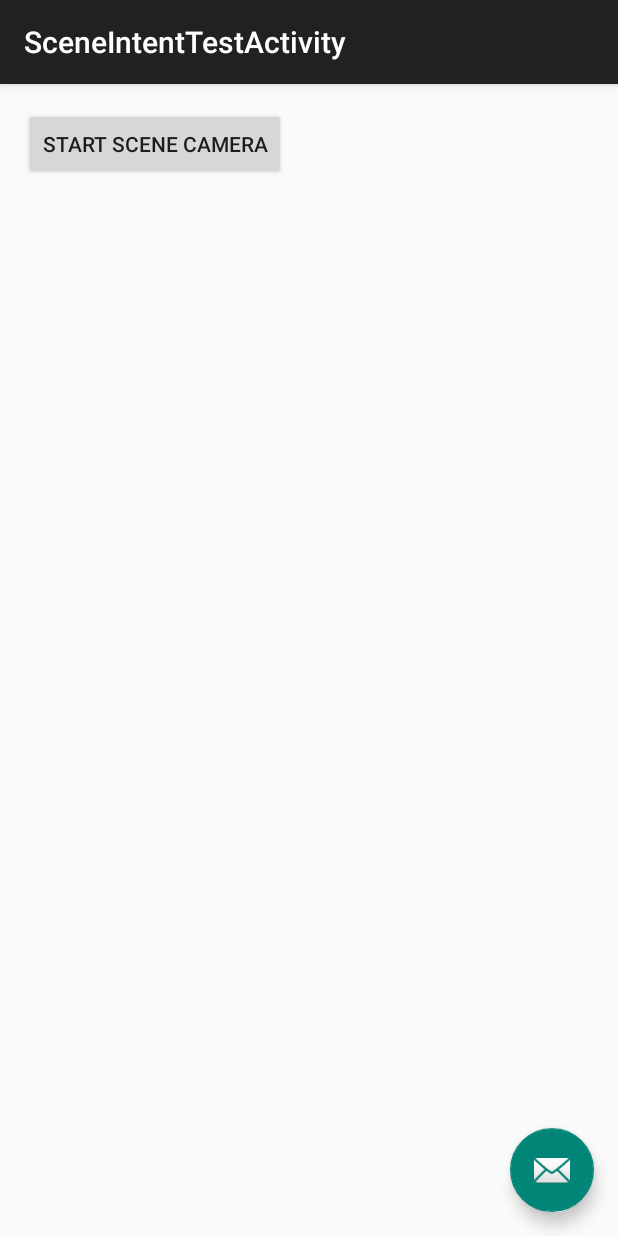
After one commit to pinguo-hexiaogang/Tint, an Android app: the SceneIntentTestActivity screen opened directly, with no data from a screen before it, on a phone screen of 412 x 824 dp. The commit adds this screen. Run offline under Robolectric (Android 15) with nearby library versions, the phone set to English and light mode, and no system bars; our stand-ins replace ButterKnife; libraries missing offline, so code that uses them is left out: com.orhanobut.logger.

Commit message:
[何小刚]unit test

```diff
--- /dev/null
+++ b/app/src/main/java/com/okry/newstuff/ui/SceneIntentTestActivity.java
@@ -0,0 +1,58 @@
+package com.okry.newstuff.ui;
+
+import android.app.Activity;
+import android.content.Intent;
+import android.graphics.Bitmap;
+import android.os.Bundle;
+import android.support.design.widget.FloatingActionButton;
+import android.support.design.widget.Snackbar;
+import android.support.v7.app.AppCompatActivity;
+import android.support.v7.widget.Toolbar;
+import android.view.View;
+import android.widget.Button;
+
+import com.okry.newstuff.R;
+import com.orhanobut.logger.Logger;
+
+import butterknife.ButterKnife;
+import butterknife.InjectView;
+
+public class SceneIntentTestActivity extends AppCompatActivity {
+
+    @InjectView(R.id.start_scene_btn)
+    Button mStartSceneCamera;
+
+    @Override
+    protected void onCreate(Bundle savedInstanceState) {
+        super.onCreate(savedInstanceState);
+        setContentView(R.layout.activity_scene_intent_test);
+        ButterKnife.inject(this);
+        Toolbar toolbar = (Toolbar) findViewById(R.id.toolbar);
+        setSupportActionBar(toolbar);
+
+        FloatingActionButton fab = (FloatingActionButton) findViewById(R.id.fab);
+        fab.setOnClickListener(new View.OnClickListener() {
+            @Override
+            public void onClick(View view) {
+                Snackbar.make(view, "Replace with your own action", Snackbar.LENGTH_LONG)
+                        .setAction("Action", null).show();
+            }
+        });
+        mStartSceneCamera.setOnClickListener(new View.OnClickListener() {
+            @Override
+            public void onClick(View v) {
+                Intent intent = new Intent("com.camera360.scene_IMAGE_CAPTURE");
+                startActivityForResult(intent, 39999);
+            }
+        });
+    }
+
+    @Override
+    protected void onActivityResult(int requestCode, int resultCode, Intent data) {
+        super.onActivityResult(requestCode, resultCode, data);
+        if (resultCode == Activity.RESULT_OK) {
+            Bitmap bitmap = data.getParcelableExtra("data");
+            Logger.d("the result bitmap is:" + bitmap);
+        }
+    }
+}
--- a/app/src/main/java/com/okry/newstuff/util/Util.java
+++ b/app/src/main/java/com/okry/newstuff/util/Util.java
@@ -23,4 +23,7 @@ public class Util {
         float density = metrics.density;
         return (int) (density * dp);
     }
+    public static int test(){
+        return 5;
+    }
 }
--- /dev/null
+++ b/app/src/main/res/layout/activity_scene_intent_test.xml
@@ -0,0 +1,34 @@
+<?xml version="1.0" encoding="utf-8"?>
+<android.support.design.widget.CoordinatorLayout xmlns:android="http://schemas.android.com/apk/res/android"
+    xmlns:app="http://schemas.android.com/apk/res-auto"
+    xmlns:tools="http://schemas.android.com/tools"
+    android:layout_width="match_parent"
+    android:layout_height="match_parent"
+    android:fitsSystemWindows="true"
+    tools:context="com.okry.newstuff.ui.SceneIntentTestActivity">
+
+    <android.support.design.widget.AppBarLayout
+        android:layout_width="match_parent"
+        android:layout_height="wrap_content"
+        android:theme="@style/AppTheme.AppBarOverlay">
+
+        <android.support.v7.widget.Toolbar
+            android:id="@+id/toolbar"
+            android:layout_width="match_parent"
+            android:layout_height="?attr/actionBarSize"
+            android:background="?attr/colorPrimary"
+            app:popupTheme="@style/AppTheme.PopupOverlay" />
+
+    </android.support.design.widget.AppBarLayout>
+
+    <include layout="@layout/content_scene_intent_test" />
+
+    <android.support.design.widget.FloatingActionButton
+        android:id="@+id/fab"
+        android:layout_width="wrap_content"
+        android:layout_height="wrap_content"
+        android:layout_gravity="bottom|end"
+        android:layout_margin="@dimen/fab_margin"
+        android:src="@android:drawable/ic_dialog_email" />
+
+</android.support.design.widget.CoordinatorLayout>
--- /dev/null
+++ b/app/src/main/res/layout/content_scene_intent_test.xml
@@ -0,0 +1,19 @@
+<?xml version="1.0" encoding="utf-8"?>
+<RelativeLayout xmlns:android="http://schemas.android.com/apk/res/android"
+    xmlns:app="http://schemas.android.com/apk/res-auto"
+    xmlns:tools="http://schemas.android.com/tools"
+    android:layout_width="match_parent"
+    android:layout_height="match_parent"
+    android:paddingBottom="@dimen/activity_vertical_margin"
+    android:paddingLeft="@dimen/activity_horizontal_margin"
+    android:paddingRight="@dimen/activity_horizontal_margin"
+    android:paddingTop="@dimen/activity_vertical_margin"
+    app:layout_behavior="@string/appbar_scrolling_view_behavior"
+    tools:context="com.okry.newstuff.ui.SceneIntentTestActivity"
+    tools:showIn="@layout/activity_scene_intent_test">
+    <Button
+        android:id="@+id/start_scene_btn"
+        android:layout_width="wrap_content"
+        android:text="start scene camera"
+        android:layout_height="wrap_content" />
+</RelativeLayout>
--- a/app/src/main/res/values/strings.xml
+++ b/app/src/main/res/values/strings.xml
@@ -7,4 +7,5 @@
     <string name="press_again_to_quit">Press again to quit!</string>
     <string name="title_activity_matrix">MatrixActivity</string>
     <string name="title_activity_download_drawable">DownloadDrawable</string>
+    <string name="title_activity_scene_intent_test">SceneIntentTestActivity</string>
 </resources>
```
Also changed, not shown: app/src/main/AndroidManifest.xml (+11 -0 lines), app/src/main/java/com/okry/newstuff/unittest/UtilTest.java (added, +16 -0 lines).
